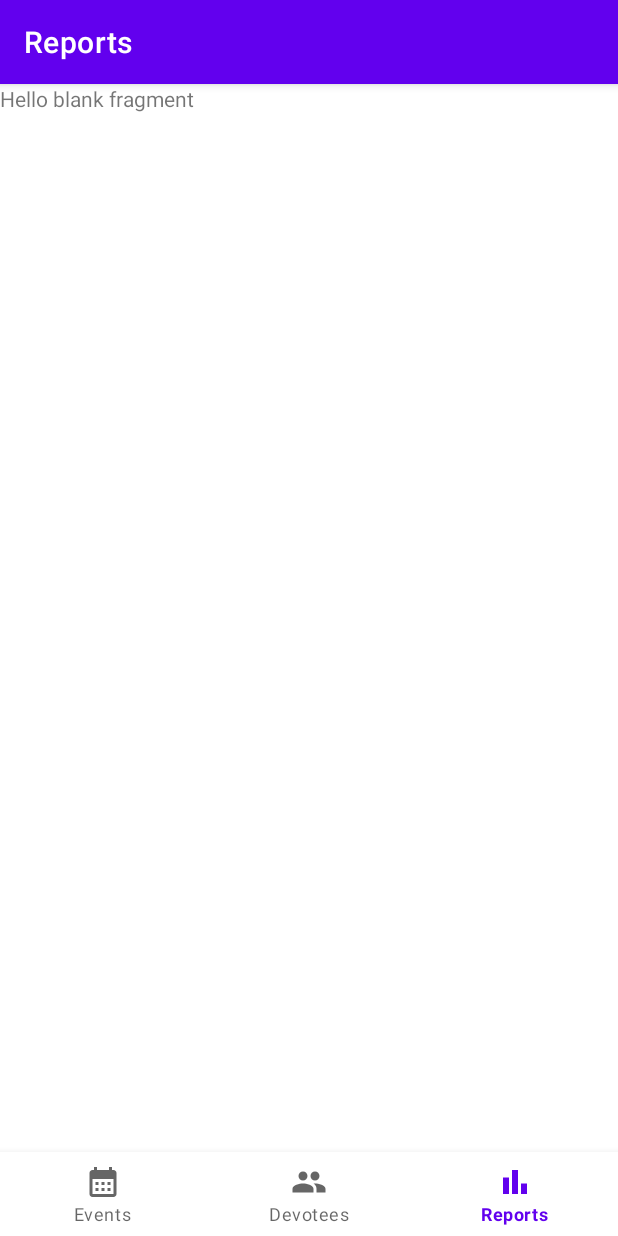
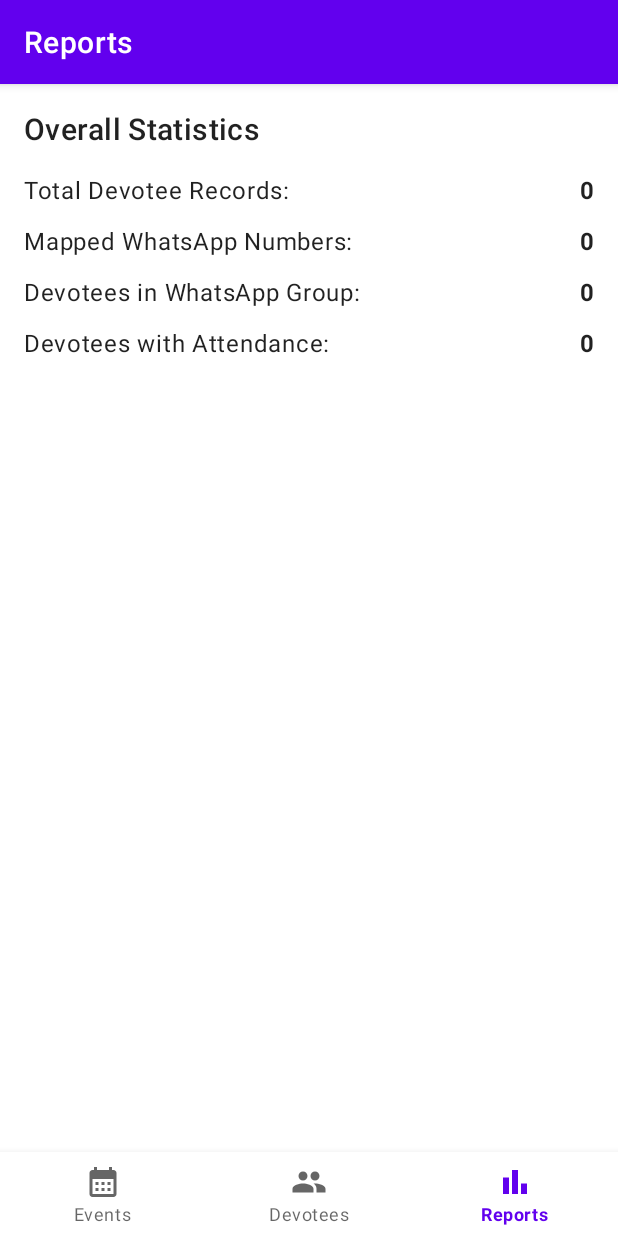
Before and after one commit to amjaingzb/rkmAttendanceAndroidApp, an Android app: the ReportsFragment screen opened through its navigation route, on a phone screen of 412 x 824 dp. Run offline under Robolectric (Android 15) with nearby library versions, the phone set to English and light mode, and no system bars; our stand-ins replace navigation-ui.

Commit message:
reports added

```diff
--- a/app/src/main/java/com/rkm/rkmattendanceapp/ui/ReportsFragment.java
+++ b/app/src/main/java/com/rkm/rkmattendanceapp/ui/ReportsFragment.java
@@ -1,66 +1,62 @@
 package com.rkm.rkmattendanceapp.ui;
 
 import android.os.Bundle;
-
-import androidx.fragment.app.Fragment;
-
 import android.view.LayoutInflater;
 import android.view.View;
 import android.view.ViewGroup;
+import android.widget.TextView;
+import android.widget.Toast;
 
+import androidx.annotation.NonNull;
+import androidx.annotation.Nullable;
+import androidx.fragment.app.Fragment;
+import androidx.lifecycle.ViewModelProvider;
+
+import com.rkm.attendance.db.DevoteeDao;
 import com.rkm.rkmattendanceapp.R;
 
-/**
- * A simple {@link Fragment} subclass.
- * Use the {@link ReportsFragment#newInstance} factory method to
- * create an instance of this fragment.
- */
 public class ReportsFragment extends Fragment {
 
-    // TODO: Rename parameter arguments, choose names that match
-    // the fragment initialization parameters, e.g. ARG_ITEM_NUMBER
-    private static final String ARG_PARAM1 = "param1";
-    private static final String ARG_PARAM2 = "param2";
+    private ReportsViewModel reportsViewModel;
+    private TextView totalDevoteesText, totalWhatsappText, devoteesInWhatsappText, devoteesWithAttendanceText;
 
-    // TODO: Rename and change types of parameters
-    private String mParam1;
-    private String mParam2;
-
-    public ReportsFragment() {
-        // Required empty public constructor
-    }
-
-    /**
-     * Use this factory method to create a new instance of
-     * this fragment using the provided parameters.
-     *
-     * @param param1 Parameter 1.
-     * @param param2 Parameter 2.
-     * @return A new instance of fragment ReportsFragment.
-     */
-    // TODO: Rename and change types and number of parameters
-    public static ReportsFragment newInstance(String param1, String param2) {
-        ReportsFragment fragment = new ReportsFragment();
-        Bundle args = new Bundle();
-        args.putString(ARG_PARAM1, param1);
-        args.putString(ARG_PARAM2, param2);
-        fragment.setArguments(args);
-        return fragment;
+    @Override
+    public View onCreateView(@NonNull LayoutInflater inflater, @Nullable ViewGroup container,
+                             @Nullable Bundle savedInstanceState) {
+        return inflater.inflate(R.layout.fragment_reports, container, false);
     }
 
     @Override
-    public void onCreate(Bundle savedInstanceState) {
-        super.onCreate(savedInstanceState);
-        if (getArguments() != null) {
-            mParam1 = getArguments().getString(ARG_PARAM1);
-            mParam2 = getArguments().getString(ARG_PARAM2);
-        }
+    public void onViewCreated(@NonNull View view, @Nullable Bundle savedInstanceState) {
+        super.onViewCreated(view, savedInstanceState);
+
+        // Initialize views
+        totalDevoteesText = view.findViewById(R.id.text_total_devotees);
+        totalWhatsappText = view.findViewById(R.id.text_total_whatsapp);
+        devoteesInWhatsappText = view.findViewById(R.id.text_devotees_in_whatsapp);
+        devoteesWithAttendanceText = view.findViewById(R.id.text_devotees_with_attendance);
+
+        reportsViewModel = new ViewModelProvider(this).get(ReportsViewModel.class);
+
+        // Observe the stats
+        reportsViewModel.getCounterStats().observe(getViewLifecycleOwner(), this::updateStatsUI);
+
+        // Observe for errors
+        reportsViewModel.getErrorMessage().observe(getViewLifecycleOwner(), message -> {
+            if (message != null && !message.isEmpty()) {
+                Toast.makeText(getContext(), message, Toast.LENGTH_LONG).show();
+            }
+        });
+
+        // Load the data
+        reportsViewModel.loadStats();
     }
 
-    @Override
-    public View onCreateView(LayoutInflater inflater, ViewGroup container,
-                             Bundle savedInstanceState) {
-        // Inflate the layout for this fragment
-        return inflater.inflate(R.layout.fragment_reports, container, false);
+    private void updateStatsUI(DevoteeDao.CounterStats stats) {
+        if (stats == null) return;
+        totalDevoteesText.setText(String.valueOf(stats.totalDevotees()));
+        totalWhatsappText.setText(String.valueOf(stats.totalMappedWhatsAppNumbers()));
+        devoteesInWhatsappText.setText(String.valueOf(stats.registeredDevoteesInWhatsApp()));
+        devoteesWithAttendanceText.setText(String.valueOf(stats.devoteesWithAttendance()));
     }
 }
--- /dev/null
+++ b/app/src/main/java/com/rkm/rkmattendanceapp/ui/ReportsViewModel.java
@@ -0,0 +1,43 @@
+// In: src/main/java/com/rkm/rkmattendanceapp/ui/ReportsViewModel.java
+package com.rkm.rkmattendanceapp.ui;
+
+import android.app.Application;
+import androidx.annotation.NonNull;
+import androidx.lifecycle.AndroidViewModel;
+import androidx.lifecycle.LiveData;
+import androidx.lifecycle.MutableLiveData;
+import com.rkm.attendance.core.AttendanceRepository;
+import com.rkm.attendance.db.DevoteeDao;
+import com.rkm.rkmattendanceapp.AttendanceApplication;
+
+public class ReportsViewModel extends AndroidViewModel {
+
+    private final AttendanceRepository repository;
+    private final MutableLiveData<DevoteeDao.CounterStats> counterStats = new MutableLiveData<>();
+    private final MutableLiveData<String> errorMessage = new MutableLiveData<>();
+
+    public ReportsViewModel(@NonNull Application application) {
+        super(application);
+        this.repository = ((AttendanceApplication) application).repository;
+    }
+
+    public LiveData<DevoteeDao.CounterStats> getCounterStats() {
+        return counterStats;
+    }
+
+    public LiveData<String> getErrorMessage() {
+        return errorMessage;
+    }
+
+    public void loadStats() {
+        new Thread(() -> {
+            try {
+                DevoteeDao.CounterStats stats = repository.getCounterStats();
+                counterStats.postValue(stats);
+            } catch (Exception e) {
+                e.printStackTrace();
+                errorMessage.postValue("Failed to load statistics.");
+            }
+        }).start();
+    }
+}
--- a/app/src/main/res/layout/fragment_reports.xml
+++ b/app/src/main/res/layout/fragment_reports.xml
@@ -1,14 +1,78 @@
 <?xml version="1.0" encoding="utf-8"?>
-<FrameLayout xmlns:android="http://schemas.android.com/apk/res/android"
+<LinearLayout xmlns:android="http://schemas.android.com/apk/res/android"
     xmlns:tools="http://schemas.android.com/tools"
     android:layout_width="match_parent"
     android:layout_height="match_parent"
+    android:orientation="vertical"
+    android:padding="16dp"
     tools:context=".ui.ReportsFragment">
 
-    <!-- TODO: Update blank fragment layout -->
     <TextView
+        android:layout_width="wrap_content"
+        android:layout_height="wrap_content"
+        android:text="Overall Statistics"
+        android:textAppearance="?attr/textAppearanceHeadline6"
+        android:layout_marginBottom="16dp"/>
+
+    <GridLayout
         android:layout_width="match_parent"
-        android:layout_height="match_parent"
-        android:text="@string/hello_blank_fragment" />
+        android:layout_height="wrap_content"
+        android:columnCount="2"
+        android:rowCount="4">
 
-</FrameLayout>
+        <!-- Row 1 -->
+        <TextView
+            android:layout_columnWeight="1"
+            android:text="Total Devotee Records:"
+            android:textAppearance="?attr/textAppearanceBody1"/>
+        <TextView
+            android:id="@+id/text_total_devotees"
+            android:gravity="end"
+            android:text="-"
+            android:textAppearance="?attr/textAppearanceBody1"
+            android:textStyle="bold"/>
+
+        <!-- Row 2 -->
+        <TextView
+            android:layout_columnWeight="1"
+            android:layout_marginTop="12dp"
+            android:text="Mapped WhatsApp Numbers:"
+            android:textAppearance="?attr/textAppearanceBody1"/>
+        <TextView
+            android:id="@+id/text_total_whatsapp"
+            android:layout_marginTop="12dp"
+            android:gravity="end"
+            android:text="-"
+            android:textAppearance="?attr/textAppearanceBody1"
+            android:textStyle="bold"/>
+
+        <!-- Row 3 -->
+        <TextView
+            android:layout_columnWeight="1"
+            android:layout_marginTop="12dp"
+            android:text="Devotees in WhatsApp Group:"
+            android:textAppearance="?attr/textAppearanceBody1"/>
+        <TextView
+            android:id="@+id/text_devotees_in_whatsapp"
+            android:layout_marginTop="12dp"
+            android:gravity="end"
+            android:text="-"
+            android:textAppearance="?attr/textAppearanceBody1"
+            android:textStyle="bold"/>
+
+        <!-- Row 4 -->
+        <TextView
+            android:layout_columnWeight="1"
+            android:layout_marginTop="12dp"
+            android:text="Devotees with Attendance:"
+            android:textAppearance="?attr/textAppearanceBody1"/>
+        <TextView
+            android:id="@+id/text_devotees_with_attendance"
+            android:layout_marginTop="12dp"
+            android:gravity="end"
+            android:text="-"
+            android:textAppearance="?attr/textAppearanceBody1"
+            android:textStyle="bold"/>
+    </GridLayout>
+
+</LinearLayout>
```
